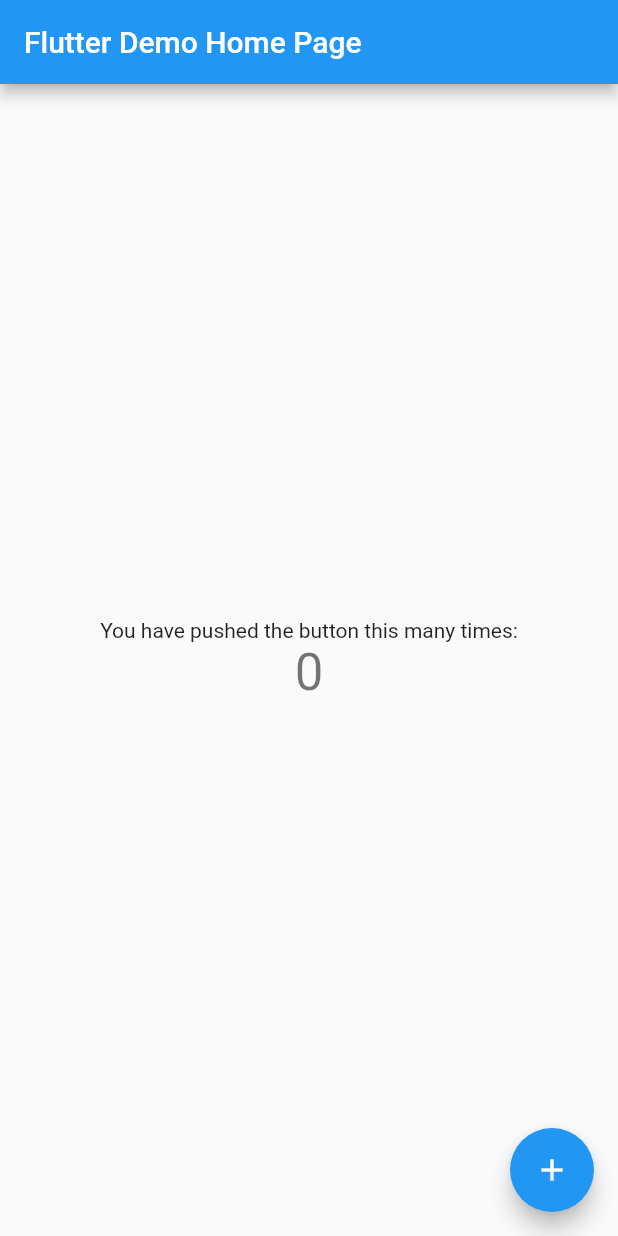
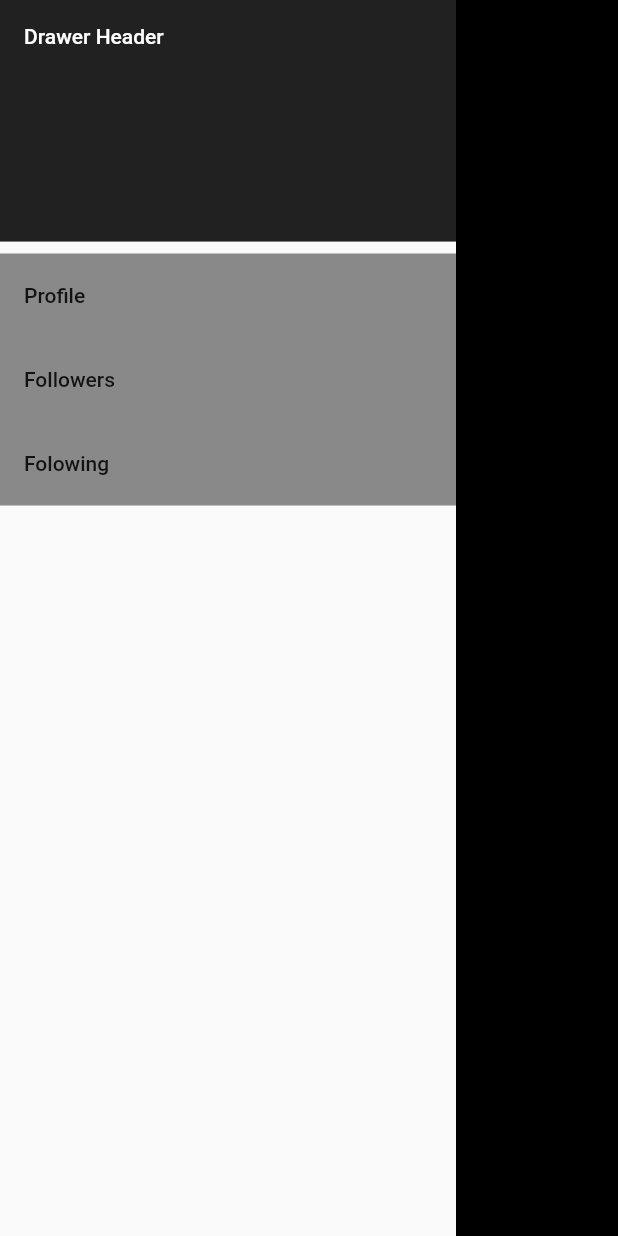
Before and after one commit to 2knal/Medium-clone, a Flutter app: the screen it shows after launch, with the side drawer open (before the commit the screen has no drawer), on a phone screen of 412 x 824 dp. Run offline on Flutter 3.47's test engine with Material 2 defaults, Android fonts, the phone set to English and light mode, and no system bars.

Commit message:
Add Home page
Added splash screen and a drawer with a few options.

```diff
--- /dev/null
+++ b/lib/drawer/drawerContents.dart
@@ -0,0 +1,54 @@
+import 'package:flutter/material.dart';
+
+class DrawerContents extends StatelessWidget {
+	@override
+	Widget build(BuildContext context) {
+
+		return ListView(
+			padding: EdgeInsets.zero,
+			children: <Widget>[
+				DrawerHeader(
+					child: Text(
+						'Drawer Header',
+						style: TextStyle(color: Colors.white),
+					),
+					decoration: BoxDecoration(
+						color: Colors.black87,
+					),
+				),
+				Container(
+
+					color: Colors.black45,
+					child: Column(
+						children: <Widget>[
+							ListTile(
+								title: Text(
+									'Profile',
+								),
+								onTap: () {
+									Navigator.pop(context);
+								},
+							),
+							ListTile(
+								title: Text(
+									'Followers',
+								),
+								onTap: () {
+									Navigator.pop(context);
+								},
+							),
+							ListTile(
+								title: Text(
+									'Folowing',
+								),
+								onTap: () {
+									Navigator.pop(context);
+								},
+							),
+						],
+					)
+				)
+			],
+		);
+	}
+}
--- /dev/null
+++ b/lib/home.dart
@@ -0,0 +1,39 @@
+import 'package:flutter/material.dart';
+import './drawer/drawerContents.dart';
+
+class Home extends StatefulWidget {
+	@override
+	_HomeState createState() => _HomeState();
+}
+
+class _HomeState extends State<Home> {
+
+	@override
+	Widget build(BuildContext context) {
+		return MaterialApp(
+			title: 'Medium',
+			home: Scaffold(
+				drawer: Drawer(
+					child: DrawerContents()
+				),
+				backgroundColor: Colors.black,
+				appBar: AppBar(
+					title: Text('Home'),
+					backgroundColor: Colors.black,
+					leading: Builder(
+						builder: (context) => IconButton(
+							icon: Icon(Icons.menu),
+							onPressed: () => Scaffold.of(context).openDrawer(),
+						)
+					)
+				),
+				body: Center(
+					child: Text(
+						'Medium home',
+						style: TextStyle(color: Colors.white),
+					),
+				),
+			)
+		);
+	}
+}
--- a/lib/main.dart
+++ b/lib/main.dart
@@ -1,111 +1,54 @@
+import 'dart:async';
 import 'package:flutter/material.dart';
+import './home.dart';
 
-void main() => runApp(MyApp());
-
-class MyApp extends StatelessWidget {
-  // This widget is the root of your application.
-  @override
-  Widget build(BuildContext context) {
-    return MaterialApp(
-      title: 'Flutter Demo',
-      theme: ThemeData(
-        // This is the theme of your application.
-        //
-        // Try running your application with "flutter run". You'll see the
-        // application has a blue toolbar. Then, without quitting the app, try
-        // changing the primarySwatch below to Colors.green and then invoke
-        // "hot reload" (press "r" in the console where you ran "flutter run",
-        // or simply save your changes to "hot reload" in a Flutter IDE).
-        // Notice that the counter didn't reset back to zero; the application
-        // is not restarted.
-        primarySwatch: Colors.blue,
-      ),
-      home: MyHomePage(title: 'Flutter Demo Home Page'),
+void main() {
+	runApp(
+		MaterialApp(
+			// home: Home()
+			home: SplashScreen(),
+			routes: <String, WidgetBuilder>{
+				'/home': (BuildContext context) => Home()
+			},
+		)
 	);
 }
+
+class SplashScreen extends StatefulWidget {
+	@override
+	_SplashScreenState createState() => _SplashScreenState();
 }
 
-class MyHomePage extends StatefulWidget {
-  MyHomePage({Key key, this.title}) : super(key: key);
+class _SplashScreenState extends State<SplashScreen> {
+	startTime() async {
+		var _duration = Duration(seconds: 2);
+		return Timer(_duration, navigationPage);
+	}
 
-  // This widget is the home page of your application. It is stateful, meaning
-  // that it has a State object (defined below) that contains fields that affect
-  // how it looks.
-
-  // This class is the configuration for the state. It holds the values (in this
-  // case the title) provided by the parent (in this case the App widget) and
-  // used by the build method of the State. Fields in a Widget subclass are
-  // always marked "final".
-
-  final String title;
+	void navigationPage() {
+		Navigator.of(context).pushReplacementNamed('/home');
+	}
 
 	@override
-  _MyHomePageState createState() => _MyHomePageState();
-}
-
-class _MyHomePageState extends State<MyHomePage> {
-  int _counter = 0;
-
-  void _incrementCounter() {
-    setState(() {
-      // This call to setState tells the Flutter framework that something has
-      // changed in this State, which causes it to rerun the build method below
-      // so that the display can reflect the updated values. If we changed
-      // _counter without calling setState(), then the build method would not be
-      // called again, and so nothing would appear to happen.
-      _counter++;
-    });
+	void initState() {
+		super.initState();
+		startTime();
 	}
 
 	@override
 	Widget build(BuildContext context) {
-    // This method is rerun every time setState is called, for instance as done
-    // by the _incrementCounter method above.
-    //
-    // The Flutter framework has been optimized to make rerunning build methods
-    // fast, so that you can just rebuild anything that needs updating rather
-    // than having to individually change instances of widgets.
-    return Scaffold(
-      appBar: AppBar(
-        // Here we take the value from the MyHomePage object that was created by
-        // the App.build method, and use it to set our appbar title.
-        title: Text(widget.title),
-      ),
-      body: Center(
-        // Center is a layout widget. It takes a single child and positions it
-        // in the middle of the parent.
-        child: Column(
-          // Column is also layout widget. It takes a list of children and
-          // arranges them vertically. By default, it sizes itself to fit its
-          // children horizontally, and tries to be as tall as its parent.
-          //
-          // Invoke "debug painting" (press "p" in the console, choose the
-          // "Toggle Debug Paint" action from the Flutter Inspector in Android
-          // Studio, or the "Toggle Debug Paint" command in Visual Studio Code)
-          // to see the wireframe for each widget.
-          //
-          // Column has various properties to control how it sizes itself and
-          // how it positions its children. Here we use mainAxisAlignment to
-          // center the children vertically; the main axis here is the vertical
-          // axis because Columns are vertical (the cross axis would be
-          // horizontal).
-          mainAxisAlignment: MainAxisAlignment.center,
-          children: <Widget>[
-            Text(
-              'You have pushed the button this many times:',
-            ),
-            Text(
-              '$_counter',
-              style: Theme.of(context).textTheme.display1,
-            ),
-          ],
+		return MaterialApp(
+			home: Scaffold(
+				body: Container(
+					decoration: BoxDecoration(
+						image: DecorationImage(
+							image: AssetImage("images/splash_screen.jpeg"),
+							fit: BoxFit.cover,
 						),
 					),
-      floatingActionButton: FloatingActionButton(
-        onPressed: _incrementCounter,
-        tooltip: 'Increment',
-        child: Icon(Icons.add),
-      ), // This trailing comma makes auto-formatting nicer for build methods.
+					child: null,
+				),
+			)
 		);
 	}
 }
--- a/pubspec.yaml
+++ b/pubspec.yaml
@@ -41,9 +41,8 @@ flutter:
   uses-material-design: true
 
   # To add assets to your application, add an assets section, like this:
-  # assets:
-  #  - images/a_dot_burr.jpeg
-  #  - images/a_dot_ham.jpeg
+  assets:
+   - images/splash_screen.jpeg
 
   # An image asset can refer to one or more resolution-specific "variants", see
   # https://flutter.dev/assets-and-images/#resolution-aware.
```
Also changed, not shown: images/splash_screen.jpeg (added), 1 other file. Lines whose indentation alone changed are shown as unchanged.
